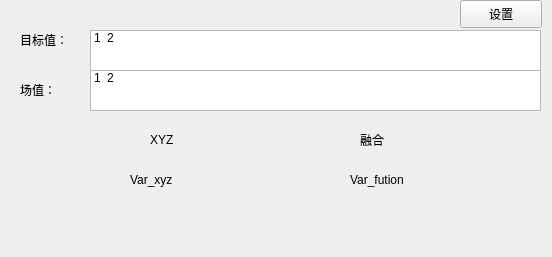
Old version of the form src/ui/SECcalculator.ui in the repository BKBra/SECcalculator.
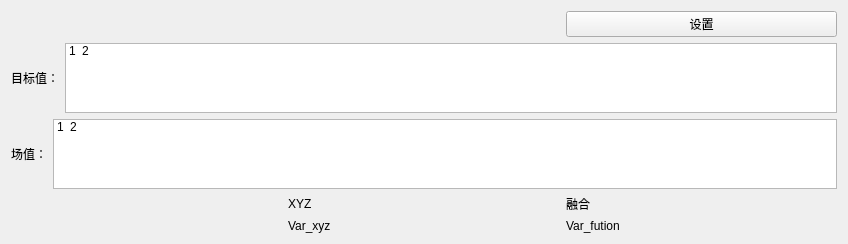
New version of the form.

```diff
--- a/src/ui/SECcalculator.ui
+++ b/src/ui/SECcalculator.ui
@@ -6,22 +6,28 @@
    <rect>
     <x>0</x>
     <y>0</y>
-    <width>552</width>
-    <height>257</height>
+    <width>848</width>
+    <height>215</height>
    </rect>
   </property>
   <property name="windowTitle">
    <string>SECcalculator</string>
   </property>
+  <layout class="QGridLayout" name="gridLayout">
+   <item row="1" column="0" colspan="3">
+    <layout class="QHBoxLayout" name="horizontalLayout">
+     <item>
+      <widget class="QLabel" name="label_target">
+       <property name="text">
+        <string>目标值：</string>
+       </property>
+       <property name="buddy">
+        <cstring>listWidget_target</cstring>
+       </property>
+      </widget>
+     </item>
+     <item>
   <widget class="QListWidget" name="listWidget_target">
-   <property name="geometry">
-    <rect>
-     <x>90</x>
-     <y>30</y>
-     <width>451</width>
-     <height>41</height>
-    </rect>
-   </property>
    <property name="selectionBehavior">
     <enum>QAbstractItemView::SelectionBehavior::SelectItems</enum>
    </property>
@@ -42,126 +48,82 @@
     </property>
    </item>
   </widget>
-  <widget class="QListWidget" name="listWidget_fieldvalue">
-   <property name="geometry">
-    <rect>
-     <x>90</x>
-     <y>70</y>
-     <width>451</width>
-     <height>41</height>
-    </rect>
-   </property>
-   <property name="selectionBehavior">
-    <enum>QAbstractItemView::SelectionBehavior::SelectItems</enum>
-   </property>
-   <property name="layoutMode">
-    <enum>QListView::LayoutMode::SinglePass</enum>
-   </property>
-   <property name="viewMode">
-    <enum>QListView::ViewMode::IconMode</enum>
-   </property>
-   <item>
-    <property name="text">
-     <string>1</string>
-    </property>
-   </item>
-   <item>
-    <property name="text">
-     <string>2</string>
-    </property>
+     </item>
+    </layout>
    </item>
-  </widget>
+   <item row="0" column="2">
   <widget class="QPushButton" name="pushButton_setting">
-   <property name="geometry">
-    <rect>
-     <x>460</x>
-     <y>0</y>
-     <width>82</width>
-     <height>28</height>
-    </rect>
-   </property>
    <property name="text">
     <string>设置</string>
    </property>
   </widget>
-  <widget class="QLabel" name="label_target">
-   <property name="geometry">
-    <rect>
-     <x>20</x>
-     <y>30</y>
-     <width>62</width>
-     <height>20</height>
-    </rect>
-   </property>
-   <property name="text">
-    <string>目标值：</string>
-   </property>
-  </widget>
+   </item>
+   <item row="2" column="0" colspan="3">
+    <layout class="QHBoxLayout" name="horizontalLayout_2">
+     <item>
   <widget class="QLabel" name="label_fieldvalue">
-   <property name="geometry">
-    <rect>
-     <x>20</x>
-     <y>80</y>
-     <width>62</width>
-     <height>20</height>
-    </rect>
-   </property>
    <property name="text">
     <string>场值：</string>
    </property>
-  </widget>
-  <widget class="QLabel" name="label_xyz">
-   <property name="geometry">
-    <rect>
-     <x>150</x>
-     <y>130</y>
-     <width>62</width>
-     <height>20</height>
-    </rect>
-   </property>
+       <property name="buddy">
+        <cstring>listWidget_fieldvalue</cstring>
+       </property>
+      </widget>
+     </item>
+     <item>
+      <widget class="QListWidget" name="listWidget_fieldvalue">
+       <property name="selectionBehavior">
+        <enum>QAbstractItemView::SelectionBehavior::SelectItems</enum>
+       </property>
+       <property name="layoutMode">
+        <enum>QListView::LayoutMode::SinglePass</enum>
+       </property>
+       <property name="viewMode">
+        <enum>QListView::ViewMode::IconMode</enum>
+       </property>
+       <item>
    <property name="text">
-    <string>XYZ</string>
-   </property>
-  </widget>
+         <string>1</string>
+        </property>
+       </item>
+       <item>
+        <property name="text">
+         <string>2</string>
+        </property>
+       </item>
+      </widget>
+     </item>
+    </layout>
+   </item>
+   <item row="3" column="2">
   <widget class="QLabel" name="label_fution">
-   <property name="geometry">
-    <rect>
-     <x>360</x>
-     <y>130</y>
-     <width>62</width>
-     <height>20</height>
-    </rect>
-   </property>
    <property name="text">
     <string>融合</string>
    </property>
   </widget>
-  <widget class="QLabel" name="label_xyz_var">
-   <property name="geometry">
-    <rect>
-     <x>130</x>
-     <y>170</y>
-     <width>62</width>
-     <height>20</height>
-    </rect>
-   </property>
-   <property name="text">
-    <string>Var_xyz</string>
-   </property>
-  </widget>
+   </item>
+   <item row="5" column="2">
   <widget class="QLabel" name="label_fution_var">
-   <property name="geometry">
-    <rect>
-     <x>350</x>
-     <y>170</y>
-     <width>71</width>
-     <height>20</height>
-    </rect>
-   </property>
    <property name="text">
     <string>Var_fution</string>
    </property>
   </widget>
+   </item>
+   <item row="3" column="1">
+    <widget class="QLabel" name="label_xyz">
+     <property name="text">
+      <string>XYZ</string>
+     </property>
+    </widget>
+   </item>
+   <item row="5" column="1">
+    <widget class="QLabel" name="label_xyz_var">
+     <property name="text">
+      <string>Var_xyz</string>
+     </property>
+    </widget>
+   </item>
+  </layout>
  </widget>
  <resources/>
  <connections/>
```
Lines whose indentation alone changed are shown as unchanged.
